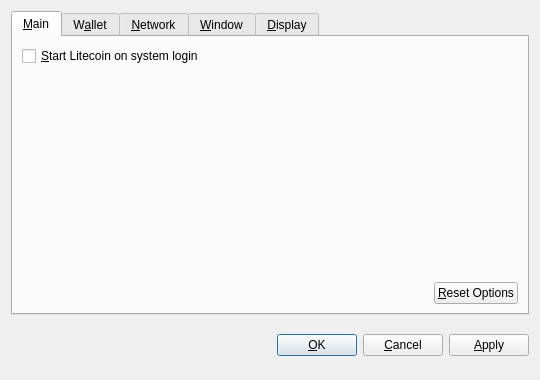
Above: src/qt/forms/optionsdialog.ui from alleck/SatyrCoin before the change. Below: the same form after it.
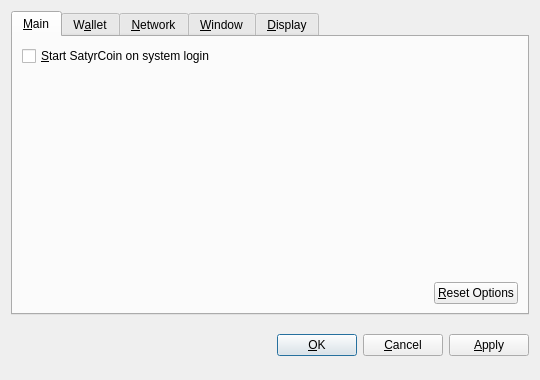
That is the form after the change. Custom widgets are drawn as their Qt base class.

Patch:
```diff
--- a/src/qt/forms/optionsdialog.ui
+++ b/src/qt/forms/optionsdialog.ui
@@ -36,7 +36,7 @@
           <string>Automatically start Litecoin after logging in to the system.</string>
          </property>
          <property name="text">
-          <string>&amp;Start Litecoin on system login</string>
+          <string>&amp;Start SatyrCoin on system login</string>
          </property>
         </widget>
        </item>
```
Left out of the diff: 10 changed lines with no effect on the pictures.
